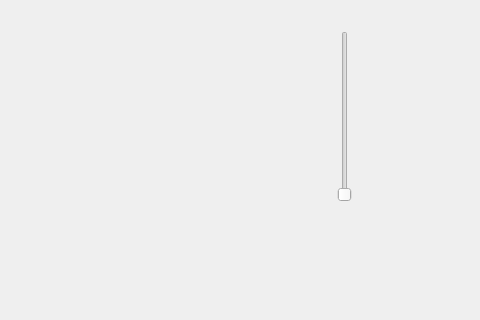
Before: the Qt Designer form Controller/widget.ui in origmickey/Controller_DoubleTank, drawn with Qt 5; both pictures show x 666 to 1146 and y 259 to 579 of the 1547 by 579 pixel window.
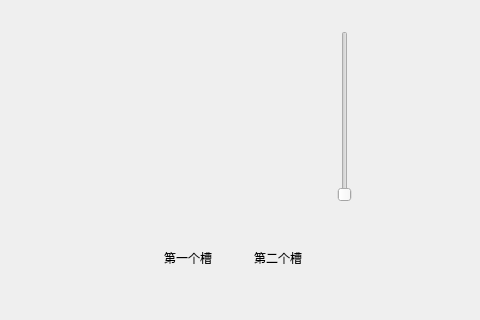
After: the same form once the commit is applied. Custom widgets are drawn as their Qt base class.

Commit message: 优化界面

The edit to the form file:
```diff
--- a/Controller/widget.ui
+++ b/Controller/widget.ui
@@ -308,6 +308,32 @@
     <string>被控对象0</string>
    </property>
   </widget>
+  <widget class="QLabel" name="label_5">
+   <property name="geometry">
+    <rect>
+     <x>830</x>
+     <y>510</y>
+     <width>63</width>
+     <height>13</height>
+    </rect>
+   </property>
+   <property name="text">
+    <string>第一个槽</string>
+   </property>
+  </widget>
+  <widget class="QLabel" name="label_8">
+   <property name="geometry">
+    <rect>
+     <x>920</x>
+     <y>510</y>
+     <width>63</width>
+     <height>13</height>
+    </rect>
+   </property>
+   <property name="text">
+    <string>第二个槽</string>
+   </property>
+  </widget>
  </widget>
  <customwidgets>
   <customwidget>
```
The commit also changes 2 other files.
